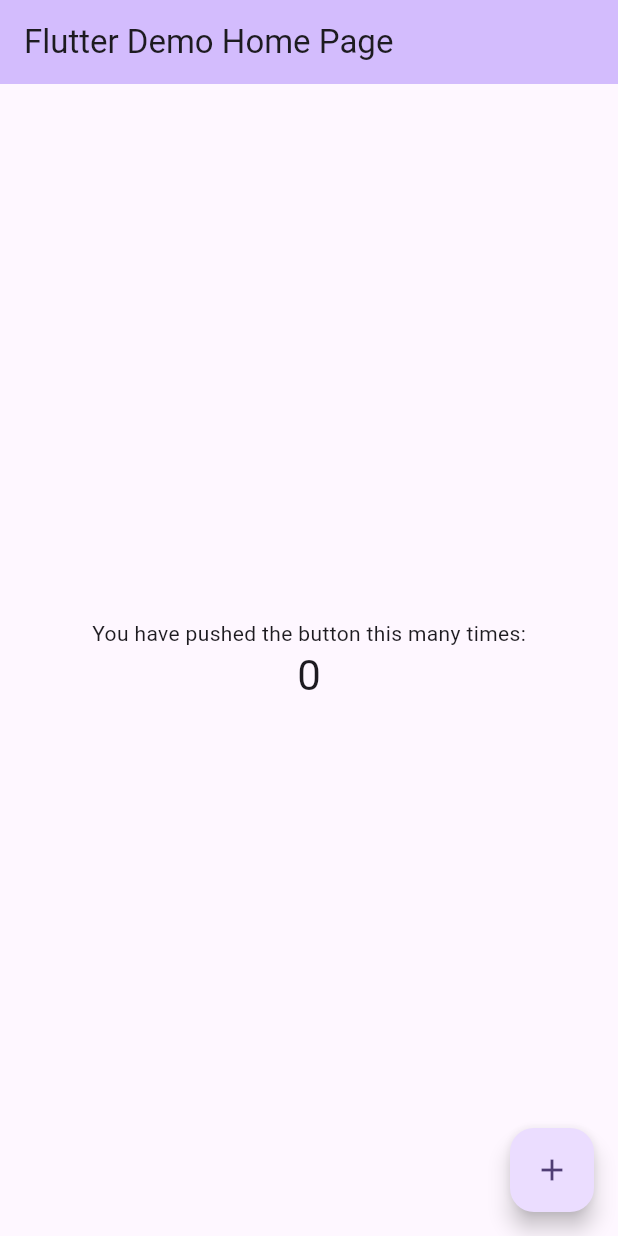
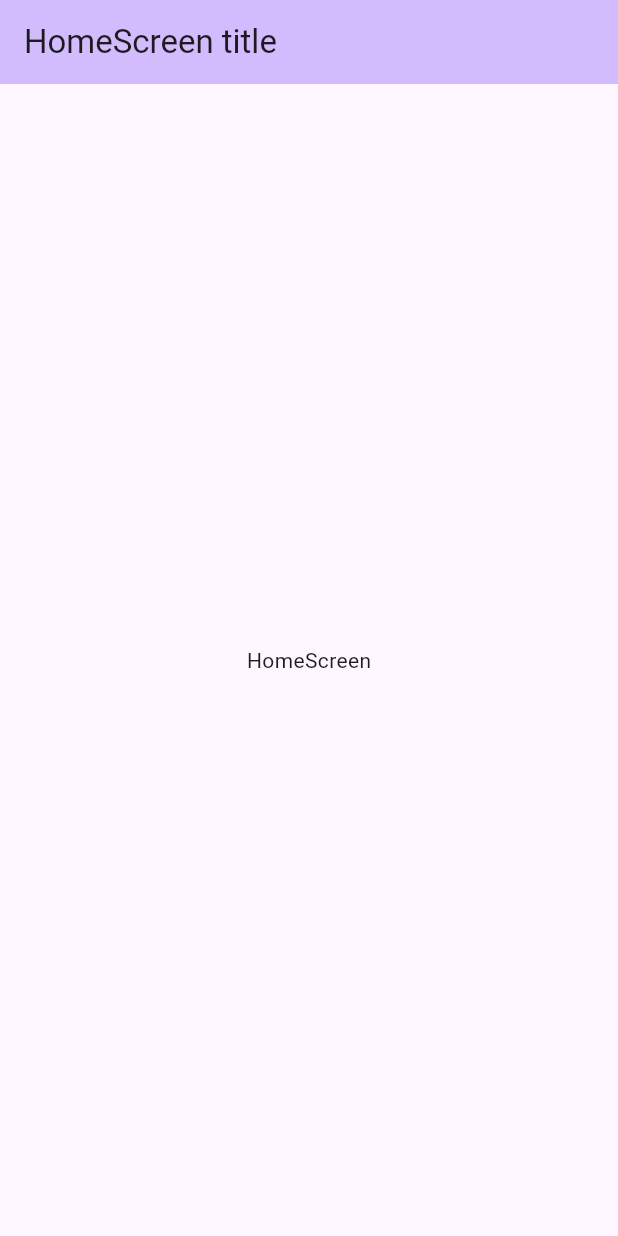
Before and after one commit to SergeyBurish/currencyConverter, a Flutter app: the screen it shows after launch, on a phone screen of 412 x 824 dp. Run offline on Flutter 3.47's test engine with Material 3 defaults, Android fonts, the phone set to English and light mode, and no system bars.

Commit message:
HomeScreen

```diff
--- /dev/null
+++ b/lib/features/home/presentation/home_screen.dart
@@ -0,0 +1,23 @@
+import 'package:flutter/material.dart';
+
+class HomeScreen extends StatefulWidget {
+  const HomeScreen({super.key});
+
+  @override
+  State<HomeScreen> createState() => _HomeScreenState();
+}
+
+class _HomeScreenState extends State<HomeScreen> {
+  @override
+  Widget build(BuildContext context) {
+    return Scaffold(
+      appBar: AppBar(
+        backgroundColor: Theme.of(context).colorScheme.inversePrimary,
+        title: const Text("HomeScreen title"),
+      ),
+      body: const Center(
+        child: Text("HomeScreen")
+      ),
+    );
+  }
+}
--- a/lib/main.dart
+++ b/lib/main.dart
@@ -1,3 +1,4 @@
+import 'package:currency_converter/features/home/presentation/home_screen.dart';
 import 'package:flutter/material.dart';
 
 void main() {
@@ -31,95 +32,7 @@ class MyApp extends StatelessWidget {
         colorScheme: ColorScheme.fromSeed(seedColor: Colors.deepPurple),
         useMaterial3: true,
       ),
-      home: const MyHomePage(title: 'Flutter Demo Home Page'),
+      home: const HomeScreen(),
     );
   }
 }
-
-class MyHomePage extends StatefulWidget {
-  const MyHomePage({super.key, required this.title});
-
-  // This widget is the home page of your application. It is stateful, meaning
-  // that it has a State object (defined below) that contains fields that affect
-  // how it looks.
-
-  // This class is the configuration for the state. It holds the values (in this
-  // case the title) provided by the parent (in this case the App widget) and
-  // used by the build method of the State. Fields in a Widget subclass are
-  // always marked "final".
-
-  final String title;
-
-  @override
-  State<MyHomePage> createState() => _MyHomePageState();
-}
-
-class _MyHomePageState extends State<MyHomePage> {
-  int _counter = 0;
-
-  void _incrementCounter() {
-    setState(() {
-      // This call to setState tells the Flutter framework that something has
-      // changed in this State, which causes it to rerun the build method below
-      // so that the display can reflect the updated values. If we changed
-      // _counter without calling setState(), then the build method would not be
-      // called again, and so nothing would appear to happen.
-      _counter++;
-    });
-  }
-
-  @override
-  Widget build(BuildContext context) {
-    // This method is rerun every time setState is called, for instance as done
-    // by the _incrementCounter method above.
-    //
-    // The Flutter framework has been optimized to make rerunning build methods
-    // fast, so that you can just rebuild anything that needs updating rather
-    // than having to individually change instances of widgets.
-    return Scaffold(
-      appBar: AppBar(
-        // TRY THIS: Try changing the color here to a specific color (to
-        // Colors.amber, perhaps?) and trigger a hot reload to see the AppBar
-        // change color while the other colors stay the same.
-        backgroundColor: Theme.of(context).colorScheme.inversePrimary,
-        // Here we take the value from the MyHomePage object that was created by
-        // the App.build method, and use it to set our appbar title.
-        title: Text(widget.title),
-      ),
-      body: Center(
-        // Center is a layout widget. It takes a single child and positions it
-        // in the middle of the parent.
-        child: Column(
-          // Column is also a layout widget. It takes a list of children and
-          // arranges them vertically. By default, it sizes itself to fit its
-          // children horizontally, and tries to be as tall as its parent.
-          //
-          // Column has various properties to control how it sizes itself and
-          // how it positions its children. Here we use mainAxisAlignment to
-          // center the children vertically; the main axis here is the vertical
-          // axis because Columns are vertical (the cross axis would be
-          // horizontal).
-          //
-          // TRY THIS: Invoke "debug painting" (choose the "Toggle Debug Paint"
-          // action in the IDE, or press "p" in the console), to see the
-          // wireframe for each widget.
-          mainAxisAlignment: MainAxisAlignment.center,
-          children: <Widget>[
-            const Text(
-              'You have pushed the button this many times:',
-            ),
-            Text(
-              '$_counter',
-              style: Theme.of(context).textTheme.headlineMedium,
-            ),
-          ],
-        ),
-      ),
-      floatingActionButton: FloatingActionButton(
-        onPressed: _incrementCounter,
-        tooltip: 'Increment',
-        child: const Icon(Icons.add),
-      ), // This trailing comma makes auto-formatting nicer for build methods.
-    );
-  }
-}
```
